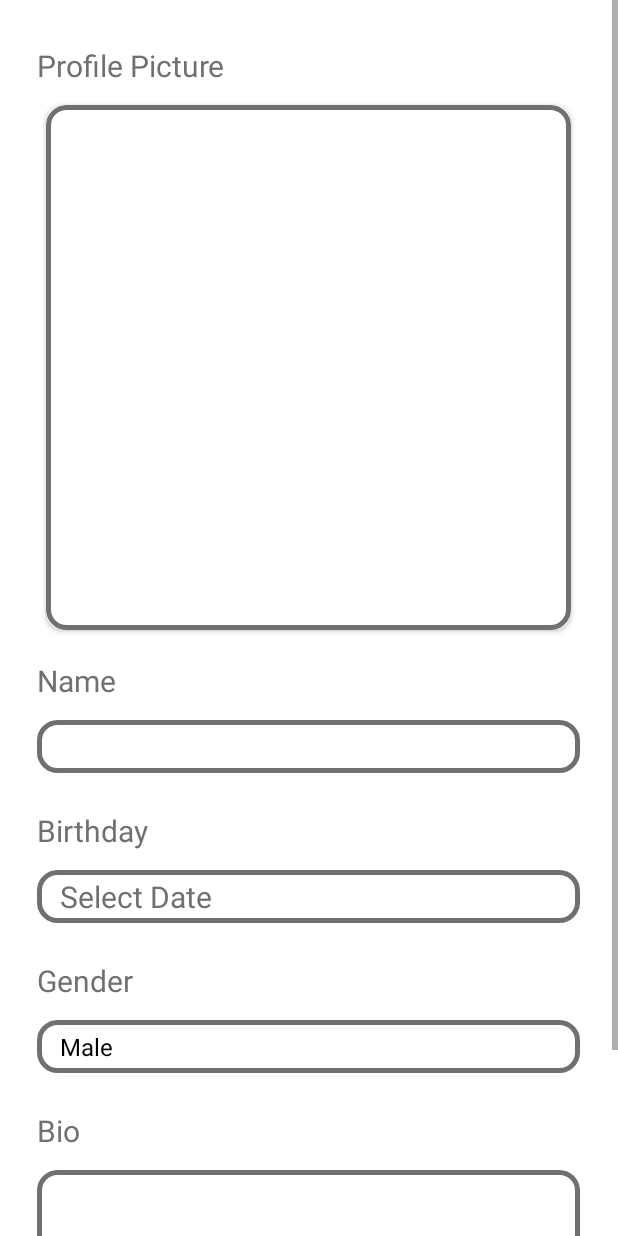
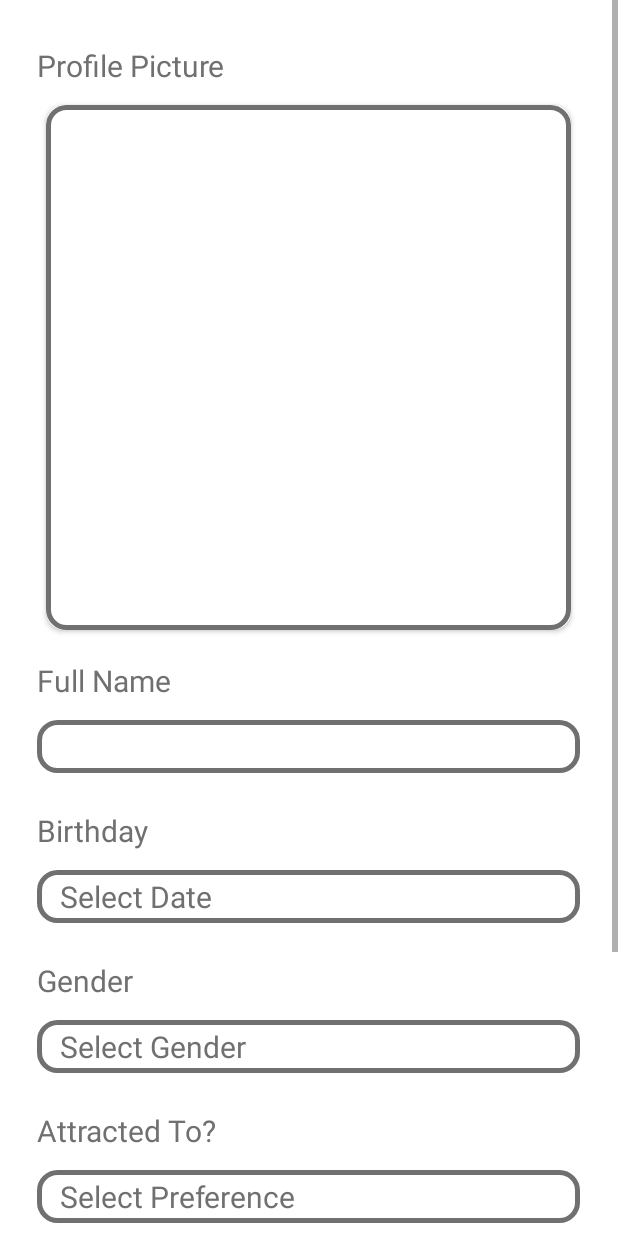
Before and after one commit to Some-Cool-Name/Social-Media-Market-Place-Clone-Project, an Android app: the SignUp2 screen opened directly, with no data from a screen before it, on a phone screen of 412 x 824 dp. Run offline under Robolectric (Android 15) with nearby library versions, the phone set to English and light mode, and no system bars.

Commit message:
Reitumetse Android Studio

```diff
--- a/app/src/main/java/com/example/social_media_market_place_clone_project/Profile.java
+++ b/app/src/main/java/com/example/social_media_market_place_clone_project/Profile.java
@@ -9,7 +9,7 @@ public class Profile extends AppCompatActivity {
     // Disable back button
     @Override
     public void onBackPressed() {
-        //super.onBackPressed();
+        super.onBackPressed();
     }
 
     @Override
--- a/app/src/main/java/com/example/social_media_market_place_clone_project/SignUp2.java
+++ b/app/src/main/java/com/example/social_media_market_place_clone_project/SignUp2.java
@@ -4,7 +4,9 @@ import androidx.annotation.Nullable;
 import androidx.appcompat.app.AppCompatActivity;
 
 import android.Manifest;
+import android.app.AlertDialog;
 import android.app.DatePickerDialog;
+import android.content.DialogInterface;
 import android.content.Intent;
 import android.content.pm.PackageManager;
 import android.graphics.Bitmap;
@@ -26,20 +28,15 @@ import java.io.IOException;
 import java.util.Calendar;
 
 public class SignUp2 extends AppCompatActivity {
-    TextView birthday;
+    TextView birthday, gender, preference;
     Button register;
     EditText name, bio;
-    Spinner gender;
     ImageView profilePicture;
     int numPics = 1;
     Uri uri;
     String date; // DD MONTH YYYY
-
-    // Disable back button
-    @Override
-    public void onBackPressed() {
-        //super.onBackPressed();
-    }
+    String genderValue, preferenceValue;
+    String[] genderList = new String[] {"Male", "Female"};
 
     @Override
     protected void onCreate(Bundle savedInstanceState) {
@@ -51,7 +48,6 @@ public class SignUp2 extends AppCompatActivity {
         register = (Button) findViewById(R.id.sign_up_register_button);
         name = (EditText) findViewById(R.id.editTextSignUpName);
         bio = (EditText) findViewById(R.id.editTextSignUpBio);
-        gender = (Spinner) findViewById(R.id.sign_up_gender_spinner);
         profilePicture = (ImageView) findViewById(R.id.sign_up_profile_picture_background);
         // **************************************************************
 
@@ -64,14 +60,49 @@ public class SignUp2 extends AppCompatActivity {
         });
         // **************************************************************
 
-        // Spinner Code
-        Spinner mySpinner = (Spinner) findViewById(R.id.sign_up_gender_spinner);
+        // Popup Menus
+        // Choose gender popup menu
+        gender = (TextView) findViewById(R.id.sign_up_gender_text2);
+        preference = (TextView) findViewById(R.id.sign_up_preference_text2);
 
-        ArrayAdapter<String> myAdapter = new ArrayAdapter<String>(com.example.social_media_market_place_clone_project.SignUp2.this,
-                android.R.layout.simple_spinner_dropdown_item, getResources().getStringArray(R.array.genders));
+        gender.setOnClickListener(new View.OnClickListener() {
+            @Override
+            public void onClick(View v) {
+                AlertDialog.Builder builder = new AlertDialog.Builder(SignUp2.this);
+                builder.setTitle("Choose Gender");
+                builder.setItems(genderList, new DialogInterface.OnClickListener() {
+                    @Override
+                    public void onClick(DialogInterface dialog, int which) {
+                        genderValue = genderList[which];
+                        gender.setText(genderValue);
+                        dialog.dismiss();
+                    }
+                });
 
-        myAdapter.setDropDownViewResource(android.R.layout.simple_spinner_dropdown_item);
-        mySpinner.setAdapter(myAdapter);
+                AlertDialog dialog = builder.create();
+                dialog.show();
+            }
+        });
+
+        // Choose preference popup menu
+        preference.setOnClickListener(new View.OnClickListener() {
+            @Override
+            public void onClick(View v) {
+                AlertDialog.Builder builder = new AlertDialog.Builder(SignUp2.this);
+                builder.setTitle("Select Preference");
+                builder.setItems(genderList, new DialogInterface.OnClickListener() {
+                    @Override
+                    public void onClick(DialogInterface dialog, int which) {
+                        preferenceValue = genderList[which];
+                        preference.setText(preferenceValue);
+                        dialog.dismiss();
+                    }
+                });
+
+                AlertDialog dialog = builder.create();
+                dialog.show();
+            }
+        });
         // **************************************************************
 
         // Calendar for Birthday
--- a/app/src/main/res/layout/activity_sign_up2.xml
+++ b/app/src/main/res/layout/activity_sign_up2.xml
@@ -66,7 +66,7 @@
                 android:textColor="@color/grey"
                 android:textSize="20dp"
 
-                android:text="Name"
+                android:text="Full Name"
                 />
 
             <EditText
@@ -142,24 +142,62 @@
                 android:text="Gender"
                 />
 
-            <Spinner
-                android:id="@+id/sign_up_gender_spinner"
+            <TextView
+            android:id="@+id/sign_up_gender_text2"
+            android:layout_width="match_parent"
+            android:layout_height="35dp"
+
+            android:layout_marginTop="680dp"
+            android:layout_marginLeft="50dp"
+            android:layout_centerHorizontal="true"
+
+            android:paddingLeft="15dp"
+            android:paddingRight="15dp"
+
+            android:background="@drawable/textfield_style"
+            android:textColor="@color/grey"
+            android:textSize="20dp"
+
+            android:text="Select Gender"
+            android:gravity="center_vertical"
+            />
+            // **************************************************************
+
+            // Preference Text
+
+            <TextView
+                android:id="@+id/sign_up_preference_text"
+                android:layout_width="match_parent"
+                android:layout_height="wrap_content"
+
+                android:layout_centerHorizontal="true"
+                android:layout_marginLeft="50dp"
+                android:layout_marginTop="740dp"
+
+                android:text="Attracted To?"
+                android:textColor="@color/grey"
+
+                android:textSize="20dp" />
+
+            <TextView
+                android:id="@+id/sign_up_preference_text2"
                 android:layout_width="match_parent"
                 android:layout_height="35dp"
 
+                android:layout_marginTop="780dp"
+                android:layout_marginLeft="50dp"
                 android:layout_centerHorizontal="true"
-                android:layout_marginLeft="50dp"
-                android:layout_marginTop="680dp"
+
+                android:paddingLeft="15dp"
+                android:paddingRight="15dp"
 
                 android:background="@drawable/textfield_style"
-                android:paddingLeft="7.5dp"
-
-
-                android:paddingRight="7.5dp"
                 android:textColor="@color/grey"
                 android:textSize="20dp"
-                android:theme="@style/Theme.SocialMediaMarketPlaceCloneProject" />
 
+                android:text="Select Preference"
+                android:gravity="center_vertical"
+                />
             // **************************************************************
 
             // Bio Text
@@ -168,7 +206,7 @@
                 android:layout_width="match_parent"
                 android:layout_height="wrap_content"
 
-                android:layout_marginTop="740dp"
+                android:layout_marginTop="840dp"
                 android:layout_marginLeft="50dp"
                 android:layout_centerHorizontal="true"
 
@@ -185,7 +223,7 @@
 
                 android:layout_centerHorizontal="true"
                 android:layout_marginLeft="50dp"
-                android:layout_marginTop="780dp"
+                android:layout_marginTop="880dp"
                 android:paddingTop="5dp"
                 android:paddingBottom="15dp"
                 android:paddingLeft="15dp"
@@ -208,7 +246,7 @@
                 android:layout_width="100dp"
                 android:layout_height="40dp"
 
-                android:layout_marginTop="900dp"
+                android:layout_marginTop="1000dp"
                 android:layout_marginBottom="30dp"
 
                 android:layout_alignParentRight="true"
--- a/app/src/main/res/values/strings.xml
+++ b/app/src/main/res/values/strings.xml
@@ -1,9 +1,3 @@
 <resources>
     <string name="app_name">Social-Media-Market-Place-Clone-Project</string>
-
-    <string-array name="genders">
-        <item>Male</item>
-        <item>Female</item>
-        <item>Other</item>
-    </string-array>
 </resources>
```
